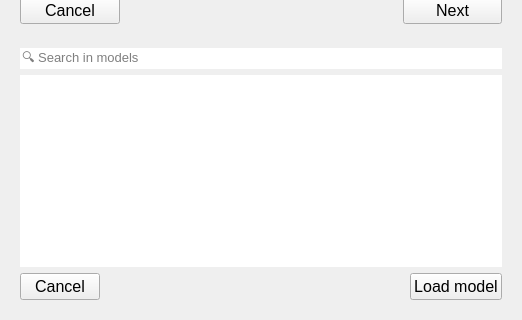
nens/threedi-api-qgis-client, file threedi_api_qgis_client/ui/sim_log_in.ui: the form before one commit; both pictures show x 0 to 522 and y 996 to 1316 of the 522 by 1316 pixel window.
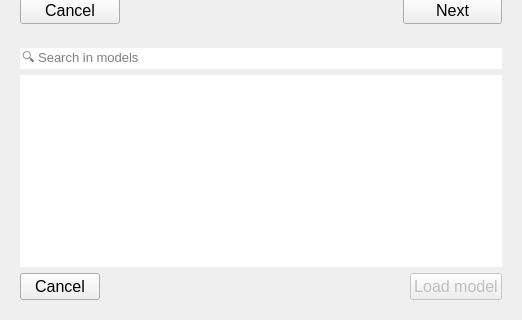
The form after the commit.

Commit message: Finalization fixes part 2.

The edit to the form file:
```diff
--- a/threedi_api_qgis_client/ui/sim_log_in.ui
+++ b/threedi_api_qgis_client/ui/sim_log_in.ui
@@ -720,6 +720,9 @@
       </item>
       <item row="2" column="2">
        <widget class="QPushButton" name="pb_load">
+        <property name="enabled">
+         <bool>false</bool>
+        </property>
         <property name="maximumSize">
          <size>
           <width>100</width>
```
Left out of the diff: 3 changed lines with no effect on the pictures. The commit also changes 1 other file.
